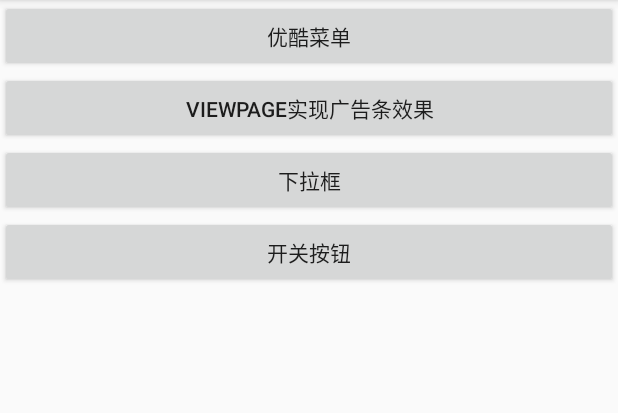
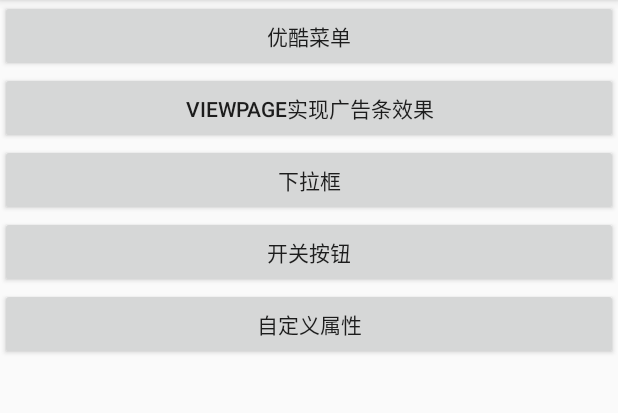
Before and after one commit to MichealPan9999/-, an Android app: the screen it shows after launch (MainActivity), on a phone screen of 412 x 824 dp, the part 84-497 px from its top. Run offline under Robolectric (Android 15) with nearby library versions, the phone set to English and light mode, and no system bars.

Commit message:
获取自定义属性值

```diff
--- a/app/src/main/AndroidManifest.xml
+++ b/app/src/main/AndroidManifest.xml
@@ -9,7 +9,8 @@
         android:roundIcon="@mipmap/ic_launcher_round"
         android:supportsRtl="true"
         android:theme="@style/AppTheme">
-        <activity android:name=".SwitchActivity"></activity>
+        <activity android:name=".MyAttributeActivity"></activity>
+        <activity android:name=".SwitchActivity" />
         <activity android:name=".PopupWindowActivity" />
         <activity android:name=".ADBarActivity" />
         <activity android:name=".YouKuMenuActivity" />
--- a/app/src/main/java/com/example/customerviewdemo/MainActivity.java
+++ b/app/src/main/java/com/example/customerviewdemo/MainActivity.java
@@ -12,6 +12,7 @@ public class MainActivity extends AppCompatActivity implements View.OnClickListe
     private Button btn_toadbar;
     private Button btn_topopupWindow;
     private Button btn_togglebutton;
+    private Button btn_toMyAttribute;
     private Intent intent;
     @Override
     protected void onCreate(Bundle savedInstanceState) {
@@ -22,10 +23,12 @@ public class MainActivity extends AppCompatActivity implements View.OnClickListe
         btn_toadbar = findViewById(R.id.to_ad_bar);
         btn_topopupWindow = findViewById(R.id.to_popupwidow);
         btn_togglebutton = findViewById(R.id.to_togglebutton);
+        btn_toMyAttribute = findViewById(R.id.to_myAttribute);
         btn_youkuMenu.setOnClickListener(this);
         btn_toadbar.setOnClickListener(this);
         btn_topopupWindow.setOnClickListener(this);
         btn_togglebutton.setOnClickListener(this);
+        btn_toMyAttribute.setOnClickListener(this);
     }
 
     @Override
@@ -53,6 +56,11 @@ public class MainActivity extends AppCompatActivity implements View.OnClickListe
                 intent = new Intent(MainActivity.this,SwitchActivity.class);
                 startActivity(intent);
                 break;
+            case R.id.to_myAttribute:
+
+                intent = new Intent(MainActivity.this,MyAttributeActivity.class);
+                startActivity(intent);
+                break;
         }
     }
 }
--- a/app/src/main/res/layout/activity_main.xml
+++ b/app/src/main/res/layout/activity_main.xml
@@ -43,5 +43,14 @@
         app:layout_constraintLeft_toLeftOf="parent"
         app:layout_constraintRight_toRightOf="parent"
         app:layout_constraintTop_toTopOf="parent" />
+    <Button
+        android:id="@+id/to_myAttribute"
+        android:layout_width="match_parent"
+        android:layout_height="wrap_content"
+        android:text="自定义属性"
+        app:layout_constraintBottom_toBottomOf="parent"
+        app:layout_constraintLeft_toLeftOf="parent"
+        app:layout_constraintRight_toRightOf="parent"
+        app:layout_constraintTop_toTopOf="parent" />
 
 </LinearLayout>
```
Also changed, not shown: app/src/main/java/com/example/customerviewdemo/MyAttributeActivity.java (added, +13 -0 lines), app/src/main/java/com/example/customerviewdemo/view/MyAttributeView.java (added, +65 -0 lines), app/src/main/res/layout/activity_my_attribute.xml (added, +19 -0 lines), app/src/main/res/values/attrs.xml (added, +8 -0 lines), app/src/main/res/drawable-hdpi/jtx.jpg (added).
